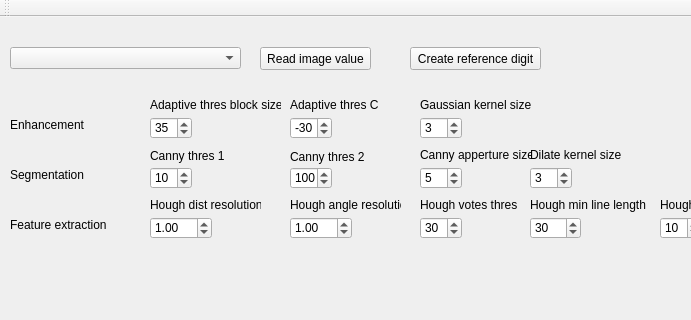
AIHGomaa/EVDProject1, file mainwindow.ui: the form before one commit; both pictures show x 0 to 691 and y 0 to 320 of the 784 by 473 pixel window.
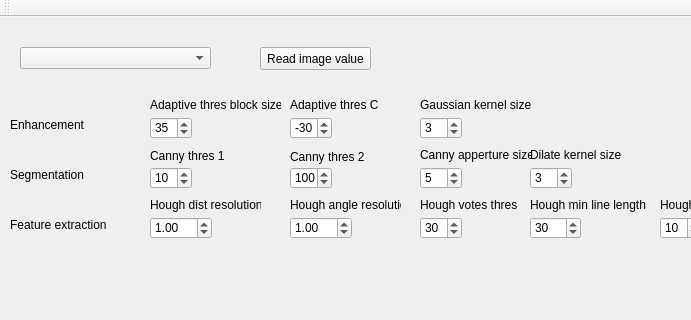
The form after the commit.

```diff
--- a/mainwindow.ui
+++ b/mainwindow.ui
@@ -14,16 +14,6 @@
    <string>MainWindow</string>
   </property>
   <widget class="QWidget" name="centralWidget">
-   <widget class="QComboBox" name="cmbImages">
-    <property name="geometry">
-     <rect>
-      <x>10</x>
-      <y>30</y>
-      <width>231</width>
-      <height>22</height>
-     </rect>
-    </property>
-   </widget>
    <widget class="QPushButton" name="btnReadImageValue">
     <property name="geometry">
      <rect>
@@ -482,18 +472,15 @@
      <number>5</number>
     </property>
    </widget>
-   <widget class="QPushButton" name="btnReadImageValue_2">
+   <widget class="QComboBox" name="cmbTestImages">
     <property name="geometry">
      <rect>
-      <x>410</x>
+      <x>20</x>
       <y>30</y>
-      <width>131</width>
-      <height>23</height>
+      <width>191</width>
+      <height>22</height>
      </rect>
     </property>
-    <property name="text">
-     <string>Create reference digit</string>
-    </property>
    </widget>
   </widget>
   <widget class="QMenuBar" name="menuBar">
```
